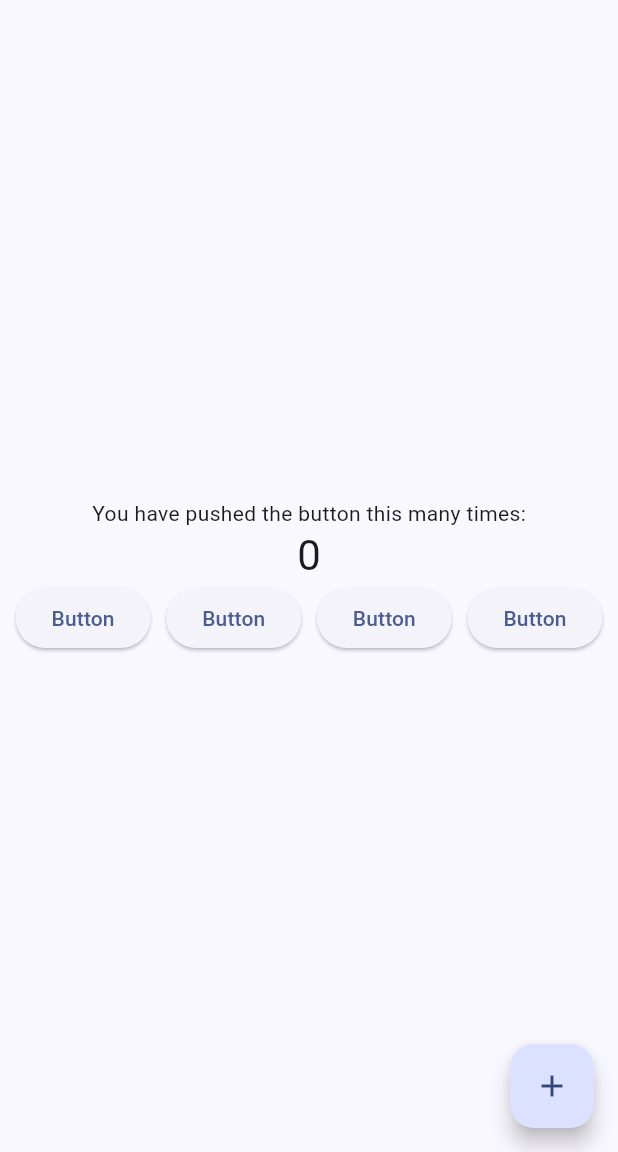
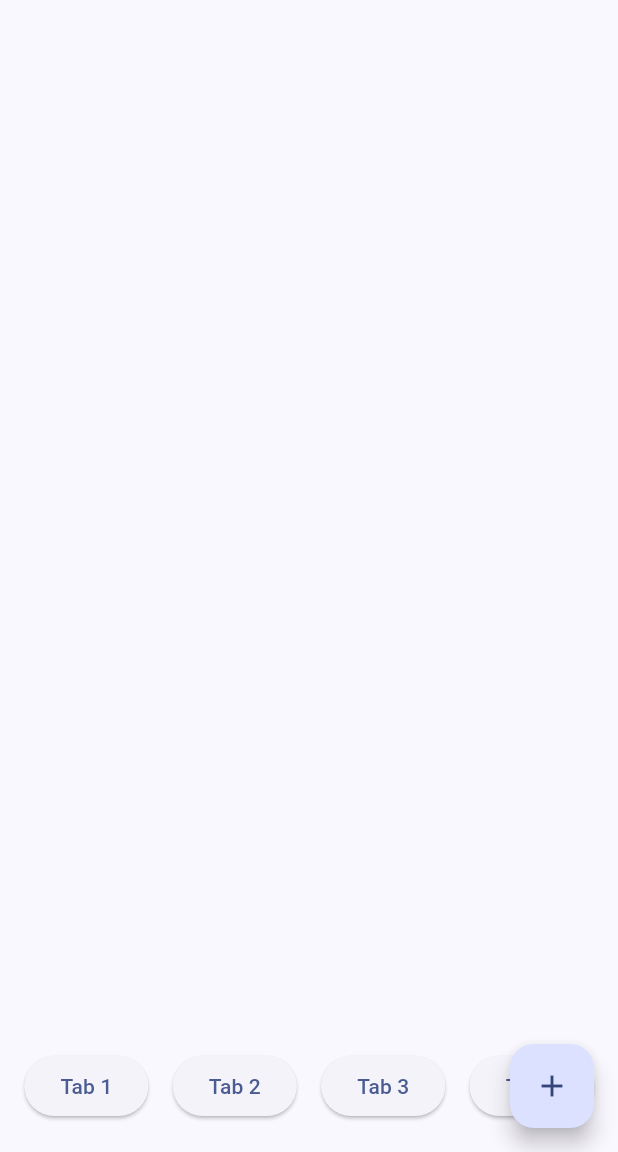
Before and after one commit to dinastyk/playpaws, a Flutter app: the screen it shows after launch, on a phone screen of 412 x 824 dp, the part 84-1236 px from its top. Run offline on Flutter 3.47's test engine with Material 3 defaults, Android fonts, the phone set to English and light mode, and no system bars; our stand-ins replace firebase_core; accounts and stored records are empty.

Commit message:
buttons moved to buttom

```diff
--- a/flutterDemo/lib/main.dart
+++ b/flutterDemo/lib/main.dart
@@ -96,10 +96,15 @@ class _MyHomePageState extends State<MyHomePage> {
         // the App.build method, and use it to set our appbar title.
         title: Text(widget.title),
       ),
-      body: Center
+      body: Align
       (
         // Center is a layout widget. It takes a single child and positions it
         // in the middle of the parent.
+
+        alignment: Alignment.bottomCenter,
+        child: Padding
+        (padding: const EdgeInsets.only(bottom: 20),
+
         child: Column
         (
           // Column is also a layout widget. It takes a list of children and
@@ -115,9 +120,10 @@ class _MyHomePageState extends State<MyHomePage> {
           // TRY THIS: Invoke "debug painting" (choose the "Toggle Debug Paint"
           // action in the IDE, or press "p" in the console), to see the
           // wireframe for each widget.
-          mainAxisAlignment: MainAxisAlignment.center,
+          mainAxisAlignment: MainAxisAlignment.end,
           children: <Widget>
           [
+            /*
             const Text
             (
               'You have pushed the button this many times:',
@@ -127,24 +133,26 @@ class _MyHomePageState extends State<MyHomePage> {
               '$_counter',
               style: Theme.of(context).textTheme.headlineMedium,
             ),
+            */
             Row
             (
               mainAxisAlignment: MainAxisAlignment.spaceEvenly,
               children:
               [
-                ElevatedButton(onPressed: () {print('Button Pressed');},
-                child: Text('Button'),),
-                ElevatedButton(onPressed: () {print('Button Pressed');},
-                child: Text('Button'),),
-                ElevatedButton(onPressed: () {print('Button Pressed');},
-                child: Text('Button'),),
-                ElevatedButton(onPressed: () {print('Button Pressed');},
-                child: Text('Button'),),
+                ElevatedButton(onPressed: () {print('Opened Tab 1');},
+                child: Text('Tab 1'),),
+                ElevatedButton(onPressed: () {print('Opened Tab 2');},
+                child: Text('Tab 2'),),
+                ElevatedButton(onPressed: () {print('Opened Tab 3');},
+                child: Text('Tab 3'),),
+                ElevatedButton(onPressed: () {print('Opened Tab 4');},
+                child: Text('Tab 4'),),
               ],
             ),
           ],
         ),
       ),
+    ),
       floatingActionButton: FloatingActionButton
       (
         onPressed: _incrementCounter,
```
